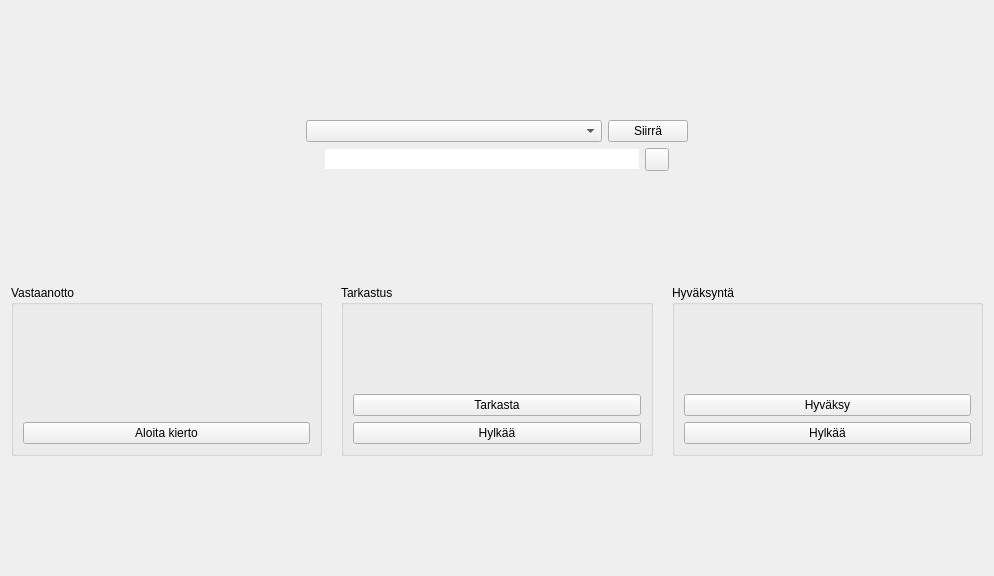
artoh/kitupiikki, file kitsas/kierto/kierto.ui: the form before one commit.
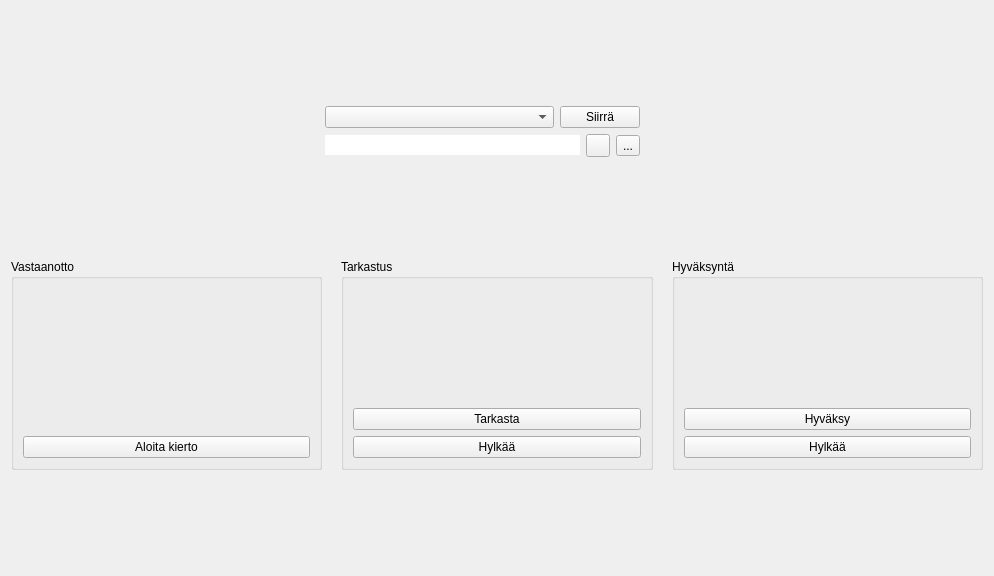
The form after the commit. Icons and pictures are not drawn.

The edit to the form file:
```diff
--- a/kitsas/kierto/kierto.ui
+++ b/kitsas/kierto/kierto.ui
@@ -13,7 +13,7 @@
   <property name="windowTitle">
    <string>Form</string>
   </property>
-  <layout class="QVBoxLayout" name="verticalLayout_4">
+  <layout class="QVBoxLayout" name="verticalLayout_5">
    <item>
     <spacer name="verticalSpacer_3">
      <property name="orientation">
@@ -28,7 +28,7 @@
     </spacer>
    </item>
    <item>
-    <layout class="QHBoxLayout" name="horizontalLayout_2">
+    <layout class="QHBoxLayout" name="horizontalLayout_4">
      <item>
       <spacer name="horizontalSpacer">
        <property name="orientation">
@@ -43,6 +43,10 @@
       </spacer>
      </item>
      <item>
+      <layout class="QVBoxLayout" name="verticalLayout_4">
+       <item>
+        <layout class="QHBoxLayout" name="horizontalLayout_3">
+         <item>
       <widget class="QComboBox" name="polkuCombo">
        <property name="sizePolicy">
         <sizepolicy hsizetype="Expanding" vsizetype="Fixed">
@@ -63,36 +67,10 @@
        </property>
       </widget>
      </item>
-     <item>
-      <spacer name="horizontalSpacer_2">
-       <property name="orientation">
-        <enum>Qt::Horizontal</enum>
-       </property>
-       <property name="sizeHint" stdset="0">
-        <size>
-         <width>40</width>
-         <height>20</height>
-        </size>
-       </property>
-      </spacer>
-     </item>
     </layout>
    </item>
    <item>
-    <layout class="QHBoxLayout" name="horizontalLayout_3">
-     <item>
-      <spacer name="horizontalSpacer_3">
-       <property name="orientation">
-        <enum>Qt::Horizontal</enum>
-       </property>
-       <property name="sizeHint" stdset="0">
-        <size>
-         <width>40</width>
-         <height>20</height>
-        </size>
-       </property>
-      </spacer>
-     </item>
+        <layout class="QHBoxLayout" name="horizontalLayout_2">
      <item>
       <widget class="QLineEdit" name="ibanLabel">
        <property name="frame">
@@ -115,18 +93,45 @@
       </widget>
      </item>
      <item>
-      <spacer name="horizontalSpacer_4">
+          <widget class="QToolButton" name="barCopyButton">
+           <property name="text">
+            <string>...</string>
+           </property>
+           <property name="icon">
+            <iconset resource="../pic/pic.qrc">
+             <normaloff>:/pic/bar-copy.png</normaloff>:/pic/bar-copy.png</iconset>
+           </property>
+          </widget>
+         </item>
+        </layout>
+       </item>
+      </layout>
+     </item>
+     <item>
+      <spacer name="horizontalSpacer_3">
        <property name="orientation">
         <enum>Qt::Horizontal</enum>
        </property>
        <property name="sizeHint" stdset="0">
         <size>
-         <width>40</width>
+         <width>20</width>
          <height>20</height>
         </size>
        </property>
       </spacer>
      </item>
+     <item>
+      <widget class="QLabel" name="viivakoodiLabel">
+       <property name="font">
+        <font>
+         <pointsize>30</pointsize>
+        </font>
+       </property>
+       <property name="text">
+        <string/>
+       </property>
+      </widget>
+     </item>
     </layout>
    </item>
    <item>
@@ -186,6 +191,19 @@
           </property>
          </widget>
         </item>
+        <item>
+         <spacer name="verticalSpacer_4">
+          <property name="orientation">
+           <enum>Qt::Vertical</enum>
+          </property>
+          <property name="sizeHint" stdset="0">
+           <size>
+            <width>20</width>
+            <height>40</height>
+           </size>
+          </property>
+         </spacer>
+        </item>
         <item>
          <widget class="QPushButton" name="vAloita">
           <property name="text">
@@ -268,6 +286,19 @@
           </property>
          </widget>
         </item>
+        <item>
+         <spacer name="verticalSpacer_5">
+          <property name="orientation">
+           <enum>Qt::Vertical</enum>
+          </property>
+          <property name="sizeHint" stdset="0">
+           <size>
+            <width>20</width>
+            <height>40</height>
+           </size>
+          </property>
+         </spacer>
+        </item>
         <item>
          <widget class="QPushButton" name="tOk">
           <property name="text">
@@ -361,6 +392,19 @@
           </property>
          </widget>
         </item>
+        <item>
+         <spacer name="verticalSpacer_6">
+          <property name="orientation">
+           <enum>Qt::Vertical</enum>
+          </property>
+          <property name="sizeHint" stdset="0">
+           <size>
+            <width>20</width>
+            <height>40</height>
+           </size>
+          </property>
+         </spacer>
+        </item>
         <item>
          <widget class="QPushButton" name="hOk">
           <property name="text">
```
Lines whose indentation alone changed are shown as unchanged.
